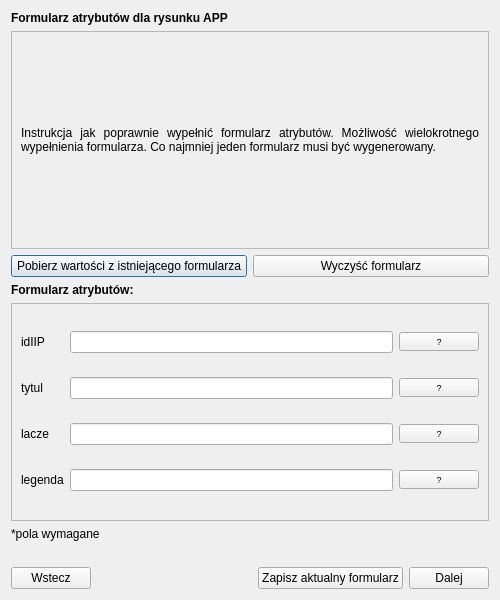
This is modules/app/views/ui/formularz_raster_dialog_base.ui in envirosolutionspl/wtyczka_qgis_app as Qt 5 draws it before an edit. The edited form follows.
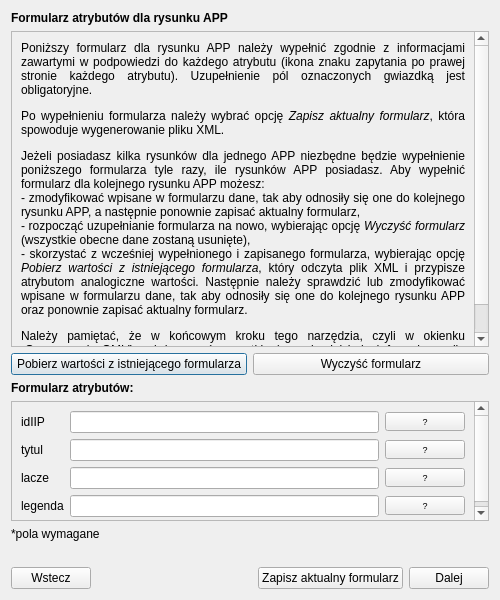
This is the edited form.

The edit to the form file:
```diff
--- a/modules/app/views/ui/formularz_raster_dialog_base.ui
+++ b/modules/app/views/ui/formularz_raster_dialog_base.ui
@@ -45,8 +45,8 @@
          <rect>
           <x>0</x>
           <y>0</y>
-          <width>478</width>
-          <height>193</height>
+          <width>484</width>
+          <height>230</height>
          </rect>
         </property>
         <layout class="QGridLayout" name="gridLayout">
@@ -58,7 +58,7 @@
             </font>
            </property>
            <property name="text">
-            <string>Instrukcja jak poprawnie wypełnić formularz atrybutów. Możliwość wielokrotnego wypełnienia formularza. Co najmniej jeden formularz musi być wygenerowany.</string>
+            <string>&lt;html&gt;&lt;head/&gt;&lt;body&gt;&lt;p&gt;Poniższy formularz dla rysunku APP należy wypełnić zgodnie z informacjami zawartymi w podpowiedzi do każdego atrybutu (ikona znaku zapytania po prawej stronie każdego atrybutu). Uzupełnienie pól oznaczonych gwiazdką jest obligatoryjne. &lt;/p&gt;&lt;p&gt;Po wypełnieniu formularza należy wybrać opcję &lt;span style=&quot; font-style:italic;&quot;&gt;Zapisz aktualny formularz&lt;/span&gt;, która spowoduje wygenerowanie pliku XML. &lt;/p&gt;&lt;p&gt;Jeżeli posiadasz kilka rysunków dla jednego APP niezbędne będzie wypełnienie poniższego formularza tyle razy, ile rysunków APP posiadasz. Aby wypełnić formularz dla kolejnego rysunku APP możesz: &lt;br/&gt;- zmodyfikować wpisane w formularzu dane, tak aby odnosiły się one do kolejnego rysunku APP, a następnie ponownie zapisać aktualny formularz, &lt;br/&gt;- rozpocząć uzupełnianie formularza na nowo, wybierając opcję &lt;span style=&quot; font-style:italic;&quot;&gt;Wyczyść formularz&lt;/span&gt; (wszystkie obecne dane zostaną usunięte), &lt;br/&gt;- skorzystać z wcześniej wypełnionego i zapisanego formularza, wybierając opcję &lt;span style=&quot; font-style:italic;&quot;&gt;Pobierz wartości z istniejącego formularza&lt;/span&gt;, który odczyta plik XML i przypisze atrybutom analogiczne wartości. Następnie należy sprawdzić lub zmodyfikować wpisane w formularzu dane, tak aby odnosiły się one do kolejnego rysunku APP oraz ponownie zapisać aktualny formularz. &lt;/p&gt;&lt;p&gt;Należy pamiętać, że w końcowym kroku tego narzędzia, czyli w okienku „Generowanie GML”, należy wgrać wszystkie (co najmniej jeden) formularze dla rysunków APP. &lt;/p&gt;&lt;/body&gt;&lt;/html&gt;</string>
            </property>
            <property name="alignment">
             <set>Qt::AlignJustify|Qt::AlignVCenter</set>
@@ -113,8 +113,8 @@
          <rect>
           <x>0</x>
           <y>0</y>
-          <width>478</width>
-          <height>193</height>
+          <width>484</width>
+          <height>229</height>
          </rect>
         </property>
         <layout class="QGridLayout" name="gridLayout_2">
```
